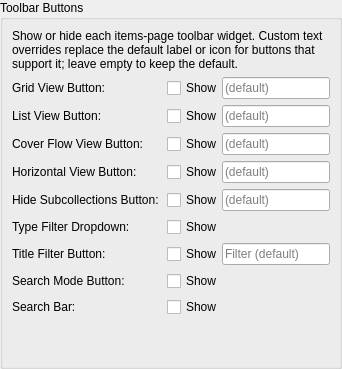
First picture: the form in src/ui/dialogs/settings/toolbarpanel.ui, repository EtherAura/Kartend, before the edit.
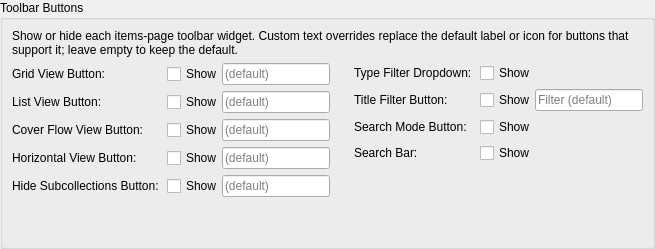
Second picture: the form after the edit.

Diff of the .ui file:
```diff
--- a/src/ui/dialogs/settings/toolbarpanel.ui
+++ b/src/ui/dialogs/settings/toolbarpanel.ui
@@ -18,10 +18,22 @@
        </widget>
       </item>
       <item>
-       <layout class="QFormLayout" name="toolbarFormLayout">
+       <layout class="QHBoxLayout" name="toolbarRowLayout">
+        <property name="spacing"><number>24</number></property>
+        <item>
+         <widget class="QWidget" name="toolbarColLeft" native="true">
+          <property name="sizePolicy">
+           <sizepolicy hsizetype="Expanding" vsizetype="Preferred"><horstretch>0</horstretch><verstretch>0</verstretch></sizepolicy>
+          </property>
+          <layout class="QFormLayout" name="toolbarFormLeft">
+           <property name="formAlignment"><set>Qt::AlignmentFlag::AlignLeft|Qt::AlignmentFlag::AlignTop</set></property>
         <property name="horizontalSpacing"><number>8</number></property>
         <property name="verticalSpacing"><number>6</number></property>
-        <property name="fieldGrowthPolicy"><enum>QFormLayout::FieldGrowthPolicy::ExpandingFieldsGrow</enum></property>
+           <property name="leftMargin"><number>0</number></property>
+           <property name="topMargin"><number>0</number></property>
+           <property name="rightMargin"><number>0</number></property>
+           <property name="bottomMargin"><number>0</number></property>
+           <property name="fieldGrowthPolicy"><enum>QFormLayout::FieldGrowthPolicy::FieldsStayAtSizeHint</enum></property>
         <item row="0" column="0">
          <widget class="QLabel" name="toolbarGridViewLabel"><property name="text"><string>Grid View Button:</string></property></widget>
         </item>
@@ -67,32 +79,52 @@
           <item><widget class="QLineEdit" name="toolbarHideSubcollectionsTextEdit"><property name="placeholderText"><string>(default)</string></property><property name="toolTip"><string>Custom label or icon character; leave blank to keep the default.</string></property></widget></item>
          </layout>
         </item>
-        <item row="5" column="0">
+          </layout>
+         </widget>
+        </item>
+        <item>
+         <widget class="QWidget" name="toolbarColRight" native="true">
+          <property name="sizePolicy">
+           <sizepolicy hsizetype="Expanding" vsizetype="Preferred"><horstretch>0</horstretch><verstretch>0</verstretch></sizepolicy>
+          </property>
+          <layout class="QFormLayout" name="toolbarFormRight">
+           <property name="formAlignment"><set>Qt::AlignmentFlag::AlignLeft|Qt::AlignmentFlag::AlignTop</set></property>
+           <property name="horizontalSpacing"><number>8</number></property>
+           <property name="verticalSpacing"><number>6</number></property>
+           <property name="leftMargin"><number>0</number></property>
+           <property name="topMargin"><number>0</number></property>
+           <property name="rightMargin"><number>0</number></property>
+           <property name="bottomMargin"><number>0</number></property>
+           <property name="fieldGrowthPolicy"><enum>QFormLayout::FieldGrowthPolicy::FieldsStayAtSizeHint</enum></property>
+           <item row="0" column="0">
          <widget class="QLabel" name="toolbarTypeFilterLabel"><property name="text"><string>Type Filter Dropdown:</string></property></widget>
         </item>
-        <item row="5" column="1">
+           <item row="0" column="1">
          <widget class="QCheckBox" name="toolbarTypeFilterVisibleCheckBox"><property name="text"><string>Show</string></property></widget>
         </item>
-        <item row="6" column="0">
+           <item row="1" column="0">
          <widget class="QLabel" name="toolbarTitleFilterLabel"><property name="text"><string>Title Filter Button:</string></property></widget>
         </item>
-        <item row="6" column="1">
+           <item row="1" column="1">
          <layout class="QHBoxLayout" name="toolbarTitleFilterLayout">
           <item><widget class="QCheckBox" name="toolbarTitleFilterVisibleCheckBox"><property name="text"><string>Show</string></property></widget></item>
           <item><widget class="QLineEdit" name="toolbarTitleFilterTextEdit"><property name="placeholderText"><string>Filter (default)</string></property><property name="toolTip"><string>Custom label for the title-filter button; leave blank to keep the default.</string></property></widget></item>
          </layout>
         </item>
-        <item row="7" column="0">
+           <item row="2" column="0">
          <widget class="QLabel" name="toolbarSearchModeLabel"><property name="text"><string>Search Mode Button:</string></property></widget>
         </item>
-        <item row="7" column="1">
+           <item row="2" column="1">
          <widget class="QCheckBox" name="toolbarSearchModeVisibleCheckBox"><property name="text"><string>Show</string></property></widget>
         </item>
-        <item row="8" column="0">
+           <item row="3" column="0">
          <widget class="QLabel" name="toolbarSearchBarLabel"><property name="text"><string>Search Bar:</string></property></widget>
         </item>
-        <item row="8" column="1">
+           <item row="3" column="1">
          <widget class="QCheckBox" name="toolbarSearchBarVisibleCheckBox"><property name="text"><string>Show</string></property></widget>
+           </item>
+          </layout>
+         </widget>
         </item>
        </layout>
       </item>
```
Lines whose indentation alone changed are shown as unchanged.
